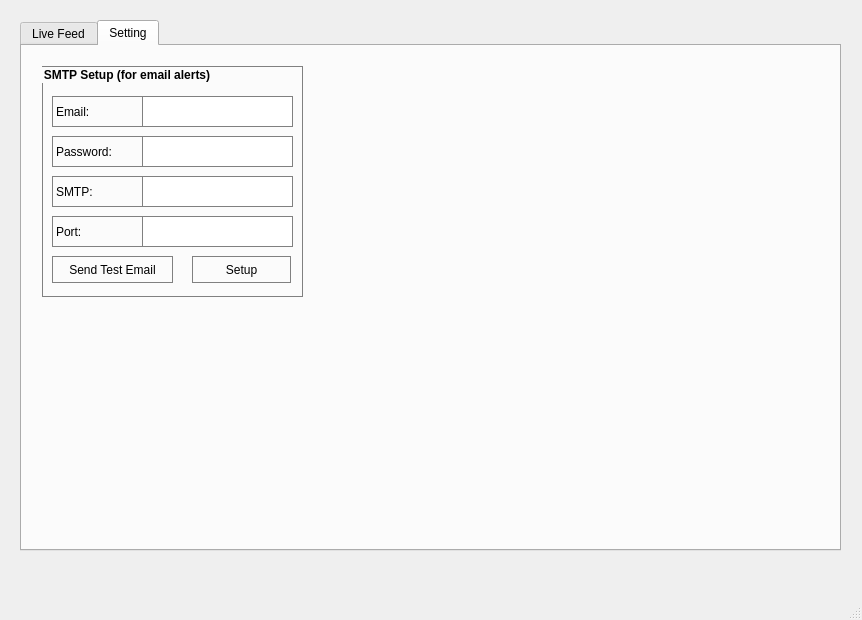
hans-ob1/deep_eye, file interface.ui: the form before one commit.
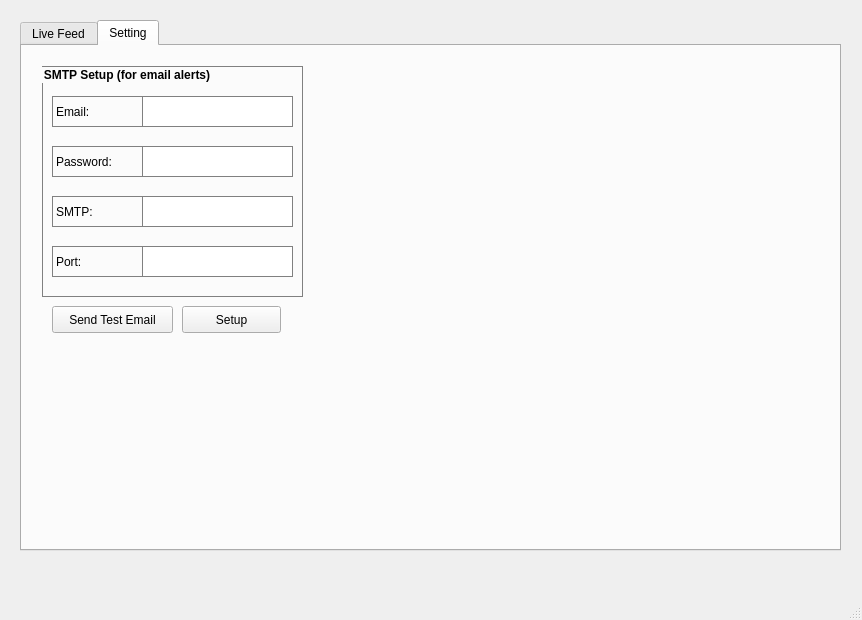
The form after the commit.

```diff
--- a/interface.ui
+++ b/interface.ui
@@ -214,7 +214,7 @@
        <property name="geometry">
         <rect>
          <x>10</x>
-         <y>70</y>
+         <y>80</y>
          <width>91</width>
          <height>31</height>
         </rect>
@@ -227,7 +227,7 @@
        <property name="geometry">
         <rect>
          <x>10</x>
-         <y>110</y>
+         <y>130</y>
          <width>91</width>
          <height>31</height>
         </rect>
@@ -236,24 +236,11 @@
         <string>SMTP:</string>
        </property>
       </widget>
-      <widget class="QPushButton" name="testButton">
-       <property name="geometry">
-        <rect>
-         <x>10</x>
-         <y>190</y>
-         <width>121</width>
-         <height>27</height>
-        </rect>
-       </property>
-       <property name="text">
-        <string>Send Test Email</string>
-       </property>
-      </widget>
       <widget class="QLabel" name="port_label">
        <property name="geometry">
         <rect>
          <x>10</x>
-         <y>150</y>
+         <y>180</y>
          <width>91</width>
          <height>31</height>
         </rect>
@@ -262,19 +249,6 @@
         <string>Port:</string>
        </property>
       </widget>
-      <widget class="QPushButton" name="emailsetupButton">
-       <property name="geometry">
-        <rect>
-         <x>150</x>
-         <y>190</y>
-         <width>99</width>
-         <height>27</height>
-        </rect>
-       </property>
-       <property name="text">
-        <string>Setup</string>
-       </property>
-      </widget>
       <widget class="QLineEdit" name="email_input">
        <property name="geometry">
         <rect>
@@ -289,7 +263,7 @@
        <property name="geometry">
         <rect>
          <x>100</x>
-         <y>70</y>
+         <y>80</y>
          <width>151</width>
          <height>31</height>
         </rect>
@@ -299,7 +273,7 @@
        <property name="geometry">
         <rect>
          <x>100</x>
-         <y>110</y>
+         <y>130</y>
          <width>151</width>
          <height>31</height>
         </rect>
@@ -309,13 +283,52 @@
        <property name="geometry">
         <rect>
          <x>100</x>
-         <y>150</y>
+         <y>180</y>
          <width>151</width>
          <height>31</height>
         </rect>
        </property>
       </widget>
      </widget>
+     <widget class="QLabel" name="err_email_label">
+      <property name="geometry">
+       <rect>
+        <x>290</x>
+        <y>60</y>
+        <width>121</width>
+        <height>17</height>
+       </rect>
+      </property>
+      <property name="text">
+       <string/>
+      </property>
+     </widget>
+     <widget class="QPushButton" name="testButton">
+      <property name="geometry">
+       <rect>
+        <x>30</x>
+        <y>260</y>
+        <width>121</width>
+        <height>27</height>
+       </rect>
+      </property>
+      <property name="text">
+       <string>Send Test Email</string>
+      </property>
+     </widget>
+     <widget class="QPushButton" name="emailsetupButton">
+      <property name="geometry">
+       <rect>
+        <x>160</x>
+        <y>260</y>
+        <width>99</width>
+        <height>27</height>
+       </rect>
+      </property>
+      <property name="text">
+       <string>Setup</string>
+      </property>
+     </widget>
     </widget>
    </widget>
   </widget>
```
